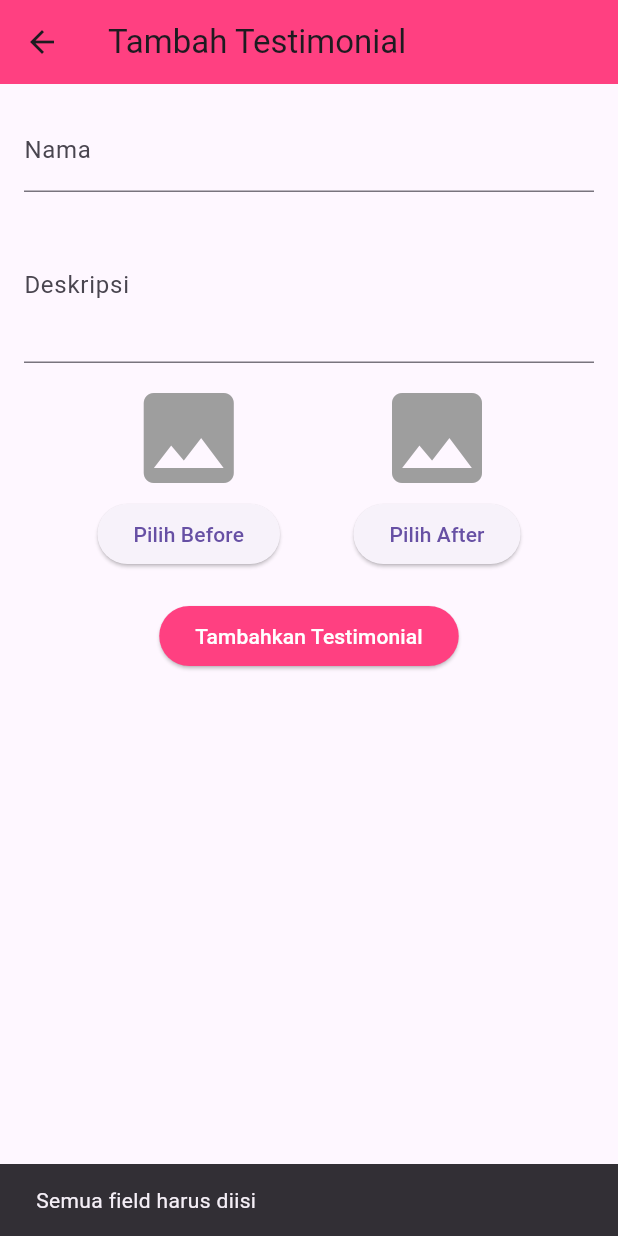
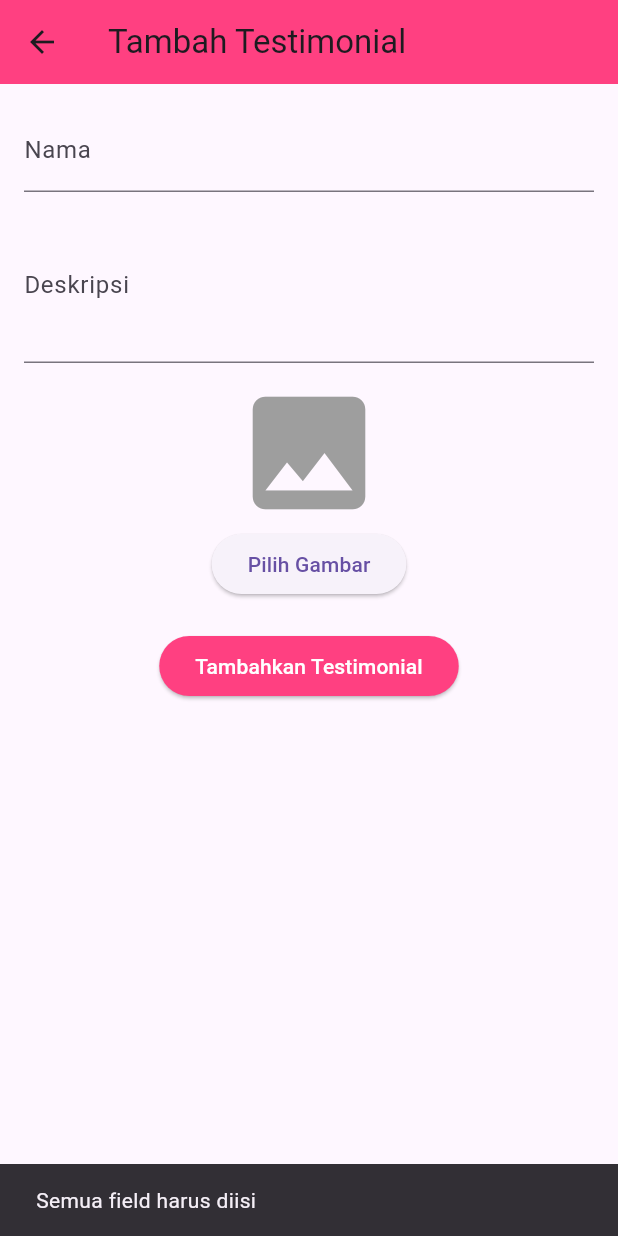
Before and after one commit to galihtra/admin_fitmom, a Flutter app: the AddTestimonialScreen screen opened directly, after a tap on "Tambahkan Testimonial", on a phone screen of 412 x 824 dp. Run offline on Flutter 3.47's test engine with Material 3 defaults, Android fonts, the light colour scheme and no system bars; our stand-ins replace carousel_slider, cloud_firestore, file_picker, firebase_auth, firebase_core, firebase_storage and 5 more; accounts and stored records are empty; network calls fail.

Commit message:
update testimoni

```diff
--- a/lib/data/services/testimonial/testimonial_service.dart
+++ b/lib/data/services/testimonial/testimonial_service.dart
@@ -7,23 +7,19 @@ class TestimonialService {
       FirebaseFirestore.instance.collection('testimonials');
   final FirebaseStorage _storage = FirebaseStorage.instance;
 
-
   Stream<QuerySnapshot> getTestimonials() {
     return _testimonialCollection.snapshots();
   }
 
   Future<void> addTestimonial(Map<String, dynamic> data) async {
     try {
-      // Upload gambar before & after ke Firebase Storage
-      String beforeUrl = await _uploadImage(File(data['before']), 'before');
-      String afterUrl = await _uploadImage(File(data['after']), 'after');
+      // Upload 1 gambar ke Firebase Storage
+      String imageUrl = await _uploadImage(File(data['image']), 'testimonial');
 
-      // Simpan testimonial ke Firestore
       await _testimonialCollection.add({
         'name': data['name'],
         'description': data['description'],
-        'before': beforeUrl,
-        'after': afterUrl,
+        'image': imageUrl,
         'created_at': FieldValue.serverTimestamp(),
       });
     } catch (e) {
@@ -36,14 +32,14 @@ class TestimonialService {
     DocumentSnapshot doc = await _testimonialCollection.doc(docId).get();
     if (doc.exists) {
       var data = doc.data() as Map<String, dynamic>;
-        await _deleteImage(data['before']);
-        await _deleteImage(data['after']);
+      await _deleteImage(data['image']);
       await _testimonialCollection.doc(docId).delete();
     }
   } catch (e) {
     print("Error deleting testimonial: $e");
   }
 }
+
 
   Future<String> _uploadImage(File file, String type) async {
     try {
--- a/lib/presentation/screen/testimonial/add/add_testimonial_screen.dart
+++ b/lib/presentation/screen/testimonial/add/add_testimonial_screen.dart
@@ -1,7 +1,6 @@
 import 'package:flutter/material.dart';
 import 'package:image_picker/image_picker.dart';
 import 'dart:io';
-
 import '../../../../data/services/testimonial/testimonial_service.dart';
 
 class AddTestimonialScreen extends StatefulWidget {
@@ -14,20 +13,15 @@ class AddTestimonialScreen extends StatefulWidget {
 class _AddTestimonialScreenState extends State<AddTestimonialScreen> {
   final TextEditingController _nameController = TextEditingController();
   final TextEditingController _descriptionController = TextEditingController();
-  File? _beforeImage;
-  File? _afterImage;
+  File? _image;
   final TestimonialService _testimonialService = TestimonialService();
 
-  Future<void> _pickImage(bool isBefore) async {
+  Future<void> _pickImage() async {
     final pickedFile =
         await ImagePicker().pickImage(source: ImageSource.gallery);
     if (pickedFile != null) {
       setState(() {
-        if (isBefore) {
-          _beforeImage = File(pickedFile.path);
-        } else {
-          _afterImage = File(pickedFile.path);
-        }
+        _image = File(pickedFile.path);
       });
     }
   }
@@ -35,11 +29,9 @@ class _AddTestimonialScreenState extends State<AddTestimonialScreen> {
   void _showLoadingDialog() {
     showDialog(
       context: context,
-      barrierDismissible: false, // Tidak bisa ditutup dengan klik luar
-      builder: (context) {
-        return Dialog(
-          shape:
-              RoundedRectangleBorder(borderRadius: BorderRadius.circular(15)),
+      barrierDismissible: false,
+      builder: (context) => Dialog(
+        shape: RoundedRectangleBorder(borderRadius: BorderRadius.circular(15)),
         child: Padding(
           padding: const EdgeInsets.all(20),
           child: Column(
@@ -54,41 +46,37 @@ class _AddTestimonialScreenState extends State<AddTestimonialScreen> {
             ],
           ),
         ),
-        );
-      },
+      ),
     );
   }
 
   Future<void> _addTestimonial() async {
     if (_nameController.text.isEmpty ||
         _descriptionController.text.isEmpty ||
-        _beforeImage == null ||
-        _afterImage == null) {
+        _image == null) {
       ScaffoldMessenger.of(context).showSnackBar(
         const SnackBar(content: Text('Semua field harus diisi')),
       );
       return;
     }
 
-    // Tampilkan dialog loading
     _showLoadingDialog();
 
     try {
       await _testimonialService.addTestimonial({
         'name': _nameController.text,
         'description': _descriptionController.text,
-        'before': _beforeImage!.path,
-        'after': _afterImage!.path,
+        'image': _image!.path,
       });
 
-      Navigator.pop(context); // Tutup dialog loading
-      Navigator.pop(context); // Kembali ke halaman sebelumnya
+      Navigator.pop(context); // Close loading dialog
+      Navigator.pop(context); // Back to previous screen
 
       ScaffoldMessenger.of(context).showSnackBar(
         const SnackBar(content: Text('Testimonial berhasil ditambahkan')),
       );
     } catch (e) {
-      Navigator.pop(context); // Tutup dialog loading jika gagal
+      Navigator.pop(context); // Close loading dialog
       ScaffoldMessenger.of(context).showSnackBar(
         SnackBar(content: Text('Gagal menambahkan testimonial: $e')),
       );
@@ -100,7 +88,8 @@ class _AddTestimonialScreenState extends State<AddTestimonialScreen> {
     return Scaffold(
       appBar: AppBar(
         title: const Text("Tambah Testimonial"),
-          backgroundColor: Colors.pinkAccent),
+        backgroundColor: Colors.pinkAccent,
+      ),
       body: Padding(
         padding: const EdgeInsets.all(16.0),
         child: SingleChildScrollView(
@@ -117,40 +106,22 @@ class _AddTestimonialScreenState extends State<AddTestimonialScreen> {
                 maxLines: 3,
               ),
               const SizedBox(height: 10),
-              Row(
-                mainAxisAlignment: MainAxisAlignment.spaceEvenly,
-                children: [
               Column(
                 children: [
-                      _beforeImage == null
-                          ? const Icon(Icons.image,
-                              size: 80, color: Colors.grey)
-                          : Image.file(_beforeImage!, width: 100, height: 100),
+                  _image == null
+                      ? const Icon(Icons.image, size: 100, color: Colors.grey)
+                      : Image.file(_image!, width: 150, height: 150),
                   ElevatedButton(
-                        onPressed: () => _pickImage(true),
-                        child: const Text("Pilih Before"),
-                      ),
-                    ],
-                  ),
-                  Column(
-                    children: [
-                      _afterImage == null
-                          ? const Icon(Icons.image,
-                              size: 80, color: Colors.grey)
-                          : Image.file(_afterImage!, width: 100, height: 100),
-                      ElevatedButton(
-                        onPressed: () => _pickImage(false),
-                        child: const Text("Pilih After"),
-                      ),
-                    ],
+                    onPressed: _pickImage,
+                    child: const Text("Pilih Gambar"),
                   ),
                 ],
               ),
               const SizedBox(height: 20),
               ElevatedButton(
                 onPressed: _addTestimonial,
-                style: ElevatedButton.styleFrom(
-                    backgroundColor: Colors.pinkAccent),
+                style:
+                    ElevatedButton.styleFrom(backgroundColor: Colors.pinkAccent),
                 child: const Text("Tambahkan Testimonial",
                     style: TextStyle(color: Colors.white)),
               ),
```
Also changed, not shown: lib/presentation/screen/testimonial/testimonial_screen.dart (+69 -32 lines). Lines whose indentation alone changed are shown as unchanged.
